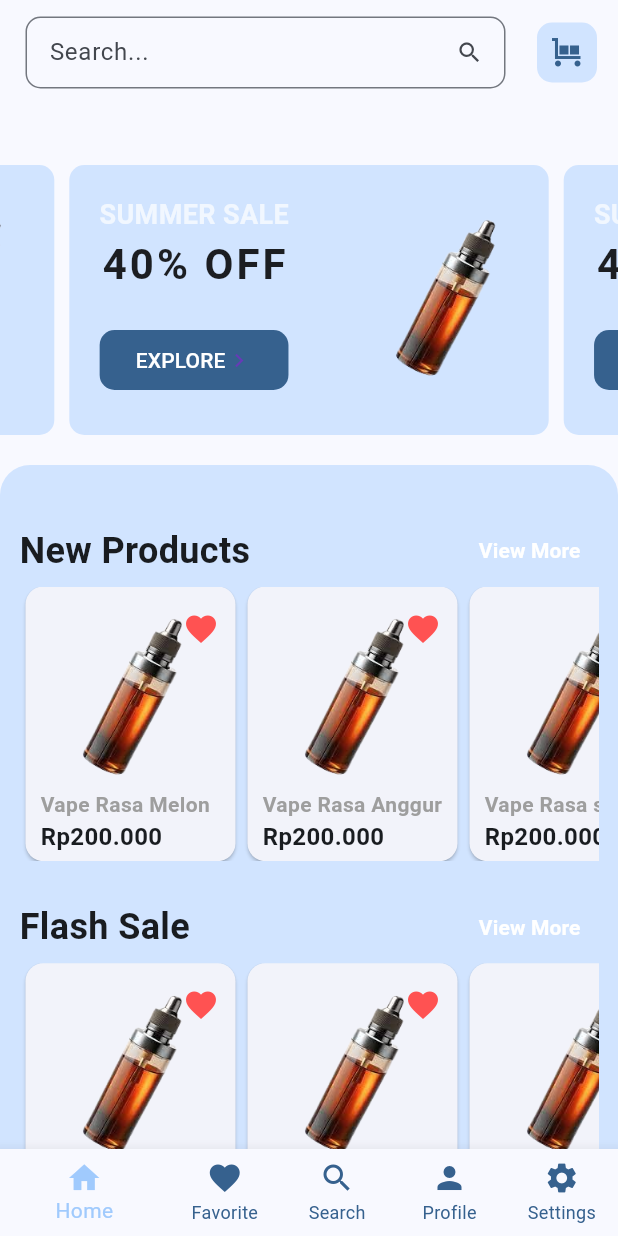
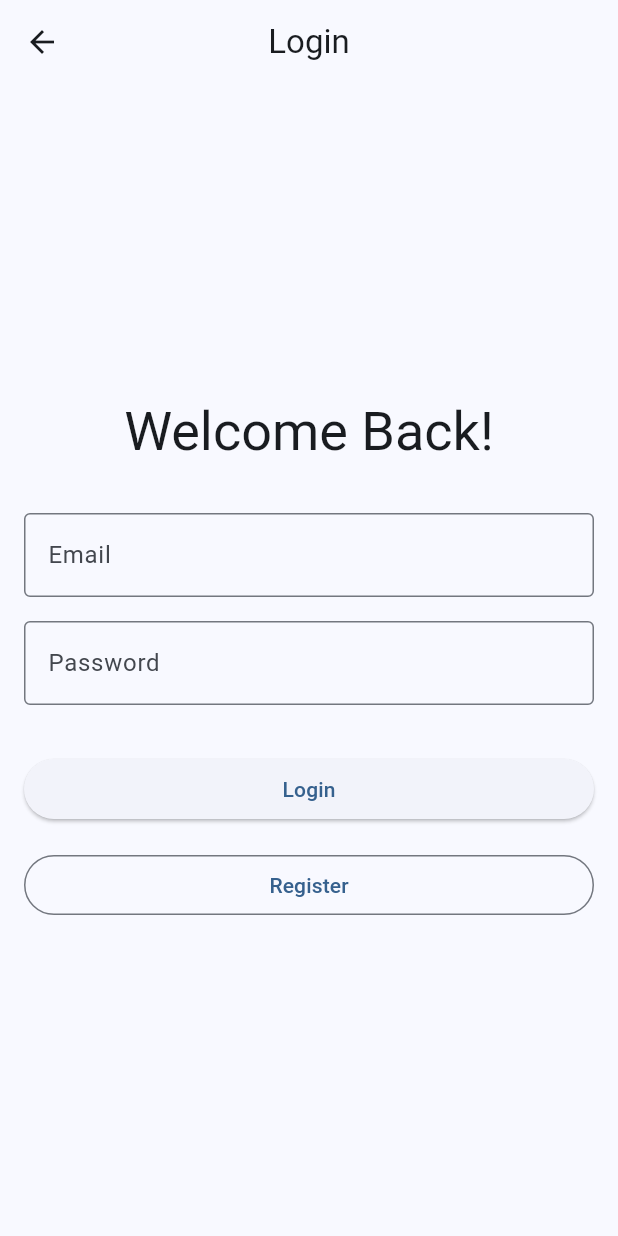
Before and after one commit to liar88828/vape_store_flutter, a Flutter app: the screen it shows after launch, on a phone screen of 412 x 824 dp. Run offline on Flutter 3.47's test engine with Material 3 defaults, Android fonts, the phone set to English and light mode, and no system bars; drawn by our look-alikes of carousel_slider.

Commit message:
save register and login.

```diff
--- a/lib/main.dart
+++ b/lib/main.dart
@@ -2,8 +2,10 @@ import 'package:flutter/material.dart';
 import 'package:vape_store/screen/detail_screen.dart';
 import 'package:vape_store/screen/favorites_screen.dart';
 import 'package:vape_store/screen/home_screen.dart';
+import 'package:vape_store/screen/login_screen.dart';
 import 'package:vape_store/screen/order_screen.dart';
 import 'package:vape_store/screen/profile_screen.dart';
+import 'package:vape_store/screen/register_screen.dart';
 import 'package:vape_store/screen/search_screen.dart';
 import 'package:vape_store/screen/setting_screen.dart';
 
@@ -25,7 +27,7 @@ class MyApp extends StatelessWidget {
         // Theme.of(context).colorScheme.inversePrimary
         useMaterial3: true,
       ),
-      home: const HomeScreen(),
+      home: LoginScreen(),
     );
   }
 }
--- a/lib/screen/home_screen.dart
+++ b/lib/screen/home_screen.dart
@@ -17,25 +17,8 @@ class HomeScreen extends StatelessWidget {
     var colorTheme = Theme.of(context).colorScheme;
 
     return Scaffold(
-      // backgroundColor: colorTheme,
       appBar: AppBar(
         toolbarHeight: 70,
-        title: Padding(
-          padding: const EdgeInsets.symmetric(horizontal: 1),
-          child: TextField(
-              decoration: InputDecoration(
-                  fillColor: Colors.white,
-                  focusColor: Colors.white,
-                  isDense: true,
-                  // contentPadding: EdgeInsets.symmetric(horizontal: 8),
-                  hintText: "Search...",
-                  border: OutlineInputBorder(
-                    borderRadius: BorderRadius.circular(10),
-                    borderSide: BorderSide(color: Colors.white),
-                  ),
-                  suffixIcon:
-                      IconButton(onPressed: () {}, icon: Icon(Icons.search)))),
-        ),
         actions: [
           Padding(
             padding: const EdgeInsets.only(right: 10),
--- /dev/null
+++ b/lib/screen/login_screen.dart
@@ -0,0 +1,71 @@
+import 'package:flutter/material.dart';
+import 'package:vape_store/screen/home_screen.dart';
+import 'package:vape_store/screen/register_screen.dart';
+
+class LoginScreen extends StatelessWidget {
+  final TextEditingController emailController = TextEditingController();
+  final TextEditingController passwordController = TextEditingController();
+
+  @override
+  Widget build(BuildContext context) {
+    return Scaffold(
+      appBar: AppBar(
+        leading: BackButton(),
+        centerTitle: true,
+        title: Text('Login'),
+      ),
+      body: Padding(
+        padding: const EdgeInsets.all(16.0),
+        child: Column(
+          mainAxisAlignment: MainAxisAlignment.center,
+          crossAxisAlignment: CrossAxisAlignment.stretch,
+          children: [
+            Text(
+              'Welcome Back!',
+              style: Theme.of(context).textTheme.displaySmall,
+              textAlign: TextAlign.center,
+            ),
+            SizedBox(height: 32.0),
+            TextField(
+              controller: emailController,
+              keyboardType: TextInputType.emailAddress,
+              decoration: InputDecoration(
+                labelText: 'Email',
+                border: OutlineInputBorder(),
+              ),
+            ),
+            SizedBox(height: 16.0),
+            TextField(
+              controller: passwordController,
+              obscureText: true,
+              decoration: InputDecoration(
+                labelText: 'Password',
+                border: OutlineInputBorder(),
+              ),
+            ),
+            SizedBox(height: 32.0),
+            ElevatedButton(
+              onPressed: () {
+                // Handle login action
+                String email = emailController.text;
+                String password = passwordController.text;
+                print('Login with Email: $email, Password: $password');
+                Navigator.push(context,
+                    MaterialPageRoute(builder: (context) => HomeScreen()));
+              },
+              child: Text('Login'),
+            ),
+            SizedBox(height: 16.0),
+            OutlinedButton(
+              onPressed: () {
+                Navigator.push(context,
+                    MaterialPageRoute(builder: (context) => RegisterScreen()));
+              },
+              child: Text('Register'),
+            ),
+          ],
+        ),
+      ),
+    );
+  }
+}
```
Also changed, not shown: lib/screen/register_screen.dart (added, +141 -0 lines).
